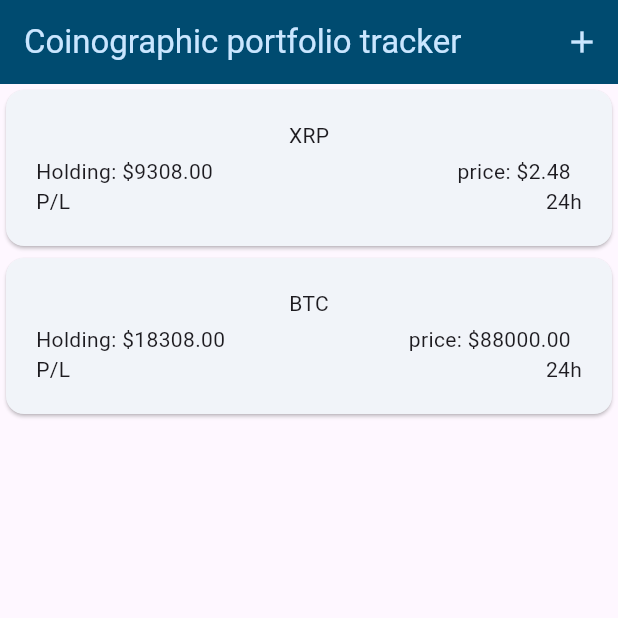
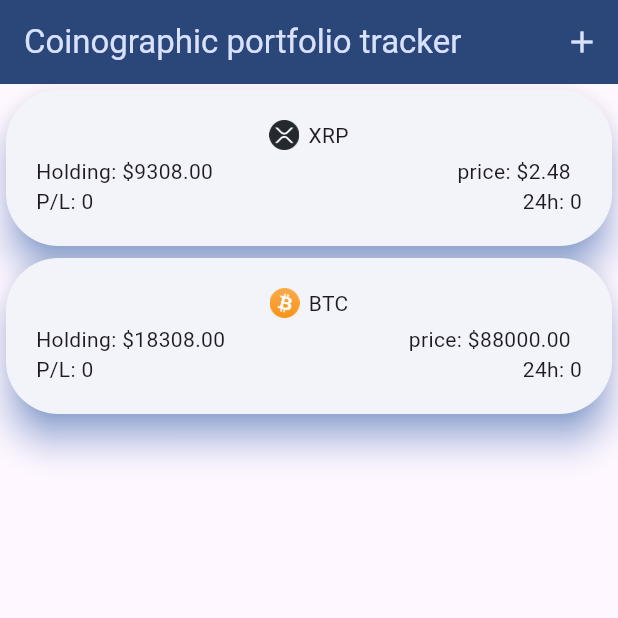
Before and after one commit to Sant0sSilva/Coinography, a Flutter app: the screen it shows after launch, on a phone screen of 412 x 824 dp, the top half of it. Run offline on Flutter 3.47's test engine with Material 3 defaults, Android fonts, the light colour scheme and no system bars.

Commit message:
coin card inkwell updates

```diff
--- a/lib/coin_card.dart
+++ b/lib/coin_card.dart
@@ -1,7 +1,7 @@
 import 'package:flutter/material.dart';
 import 'coin.dart';
 
-// coinCard must display coinTitle, coinPrice, coin24h, holdings. profit/loss
+// coinCard must display coinTitle, coinPrice, coin24h, holdings, profit/loss.
 
 class CoinItem extends StatelessWidget {
   const CoinItem(this.coin, {super.key});
@@ -11,10 +11,16 @@
   @override
   Widget build(BuildContext context) {
     return InkWell(
+      borderRadius: BorderRadius.circular(35.0),
+      splashColor: Colors.blueAccent.withOpacity(0.2),
       onTap: () {
         print('tap tap');
       },
       child: Card(
+        shadowColor: Colors.blueAccent,
+        elevation: 10,
+      shape: RoundedRectangleBorder(
+      borderRadius: BorderRadius.circular(35.0),),
         child: Padding(
           padding: const EdgeInsets.symmetric(
             horizontal: 20,
@@ -22,7 +28,17 @@
           ),
           child: Column(
             children: [
-              Text(coin.coinTitle),
+              Row(
+                mainAxisAlignment: MainAxisAlignment.center,
+                children: [
+                  Image.asset(
+                    'lib/assets/coin_icons/${coin.coinTitle.toLowerCase()}.png',
+                    height: 20,
+                  ),
+                  const SizedBox(width: 6),
+                  Text(coin.coinTitle),
+                ],
+              ),
               const SizedBox(
                 height: 4,
               ),
@@ -45,11 +61,13 @@
               ),
               Row(
                 children: [
-                  Text('P/L'),
+                  Text('P/L: 0'),
                   const Spacer(),
-                  Row(children: [
-                    Text('24h'),
-                  ],)
+                  Row(
+                    children: [
+                      Text('24h: 0'),
+                    ],
+                  )
                 ],
               ),
             ],
--- a/lib/main.dart
+++ b/lib/main.dart
@@ -2,7 +2,7 @@
 import 'package:flutter/services.dart';
 import 'coins.dart';
 
-var kColorScheme = ColorScheme.fromSeed(seedColor: Colors.lightBlue);
+var kColorScheme = ColorScheme.fromSeed(seedColor: Colors.blueAccent);
 
 void main() {
 
```
Also changed, not shown: pubspec.yaml (+6 -3 lines), lib/assets/coin_icons/ada.png (added), lib/assets/coin_icons/btc.png (added), lib/assets/coin_icons/eth.png (added), lib/assets/coin_icons/sol.png (added), lib/assets/coin_icons/xrp.png (added).
